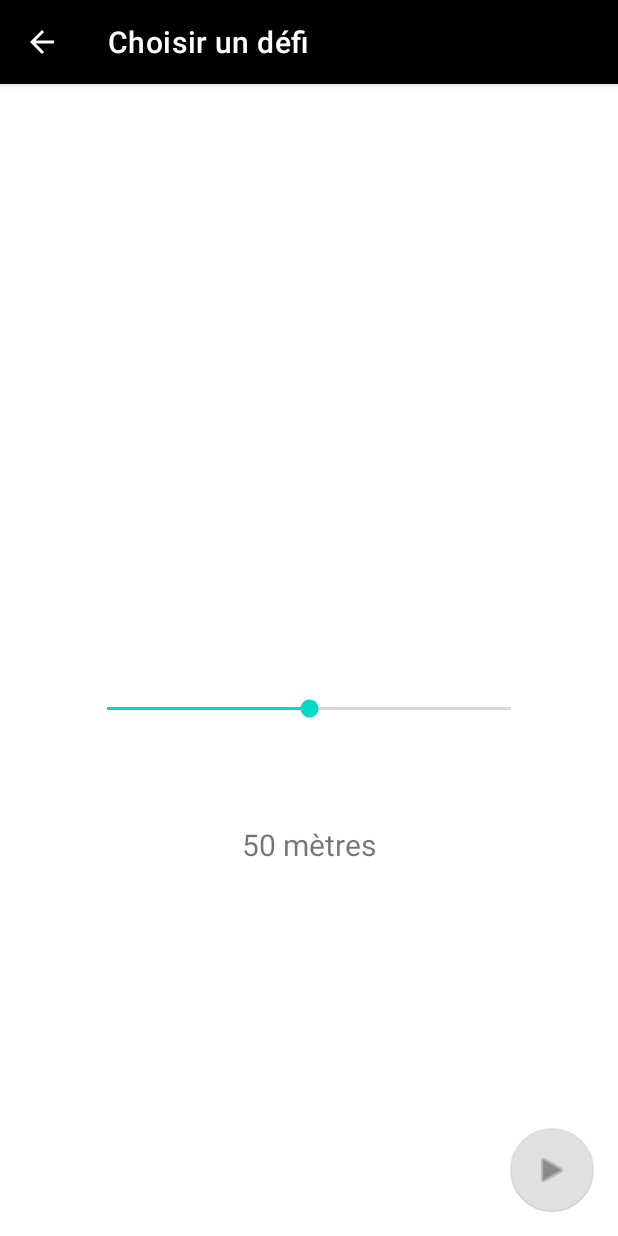
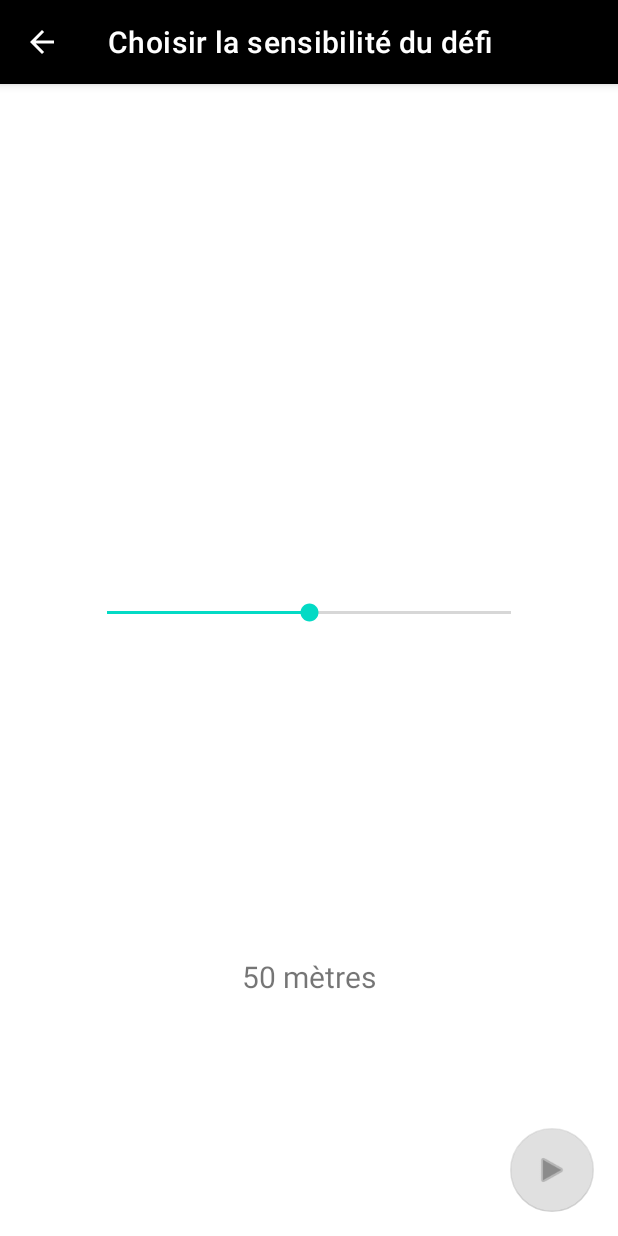
Before and after one commit to LetMax/ChaudFroid, an Android app: the StartGameActivity screen opened directly, with no data from a screen before it, on a phone screen of 412 x 824 dp. Run offline under Robolectric (Android 15) with nearby library versions, the phone set to English and light mode, and no system bars; 3 statements that could not run were skipped.

Commit message:
La sensi s'affiche mieux

```diff
--- a/app/src/main/res/layout/activity_start_game.xml
+++ b/app/src/main/res/layout/activity_start_game.xml
@@ -6,17 +6,22 @@
     android:layout_height="match_parent"
     tools:context=".StartGameActivity">
 
-    <LinearLayout
+    <com.google.android.material.appbar.AppBarLayout
+        android:layout_width="match_parent"
+        android:layout_height="wrap_content"
+        android:theme="@style/Theme.ChaudFroid.AppBarOverlay">
+
+    </com.google.android.material.appbar.AppBarLayout>
+
+    <androidx.constraintlayout.widget.ConstraintLayout
         android:layout_width="match_parent"
         android:layout_height="match_parent"
-        android:orientation="vertical"
-        android:gravity="center">
+        tools:context=".EndActivity">
 
         <ImageView
             android:id="@+id/imageView"
             android:layout_width="wrap_content"
             android:layout_height="wrap_content"
-            android:layout_marginTop="136dp"
             android:layout_marginBottom="18dp"
             android:contentDescription="@string/image"
             app:layout_constraintBottom_toTopOf="@+id/seekBar"
@@ -42,16 +47,14 @@
             android:id="@+id/textView"
             android:layout_width="wrap_content"
             android:layout_height="wrap_content"
-            android:layout_marginTop="8dp"
             android:text="@string/bartext"
             android:textSize="20sp"
-            app:layout_constraintBottom_toTopOf="@+id/button_second"
+            app:layout_constraintBottom_toBottomOf="parent"
             app:layout_constraintEnd_toEndOf="parent"
             app:layout_constraintStart_toStartOf="parent"
-            app:layout_constraintTop_toBottomOf="@+id/seekBar"
-            app:layout_constraintVertical_bias="0.312" />
+            app:layout_constraintTop_toBottomOf="@+id/seekBar" />
 
-    </LinearLayout>
+    </androidx.constraintlayout.widget.ConstraintLayout>
 
     <com.google.android.material.floatingactionbutton.FloatingActionButton
         android:id="@+id/fab"
--- a/app/src/main/res/values/strings.xml
+++ b/app/src/main/res/values/strings.xml
@@ -15,7 +15,7 @@
     <string name="bartext">barText</string>
     <string name="sensibilit_du_jeu">Sensibilité du jeu :</string>
     <string name="intro">Choisissez une photo pour commencer le défi</string>
-    <string name="title_activity_start_game">Choisir un défi</string>
+    <string name="title_activity_start_game">Choisir la sensibilité du défi</string>
     <string name="box">box</string>
     <string name="title_activity_end_game">Vous avez gagné !</string>
     <string name="buttonPhoto">Prendre une photo</string>
```
